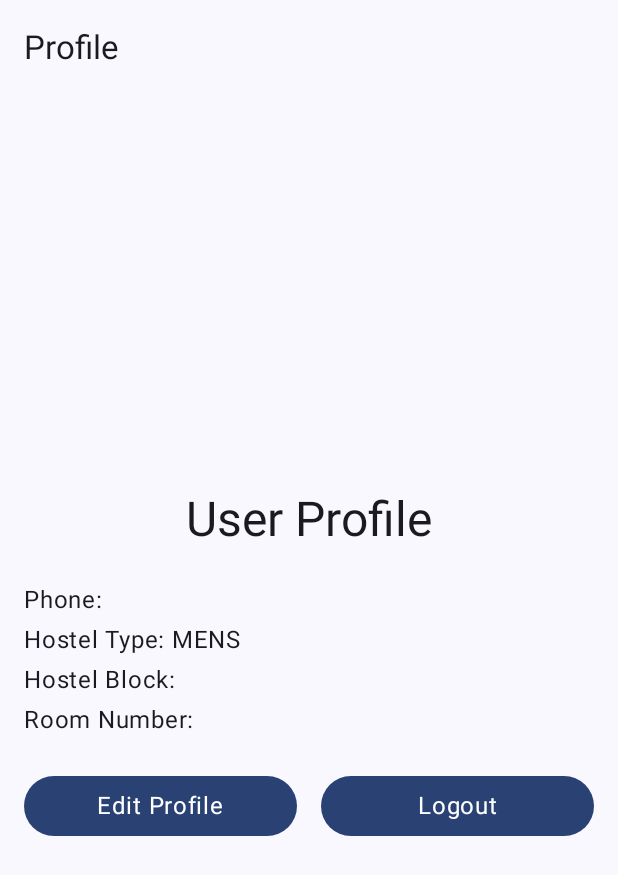
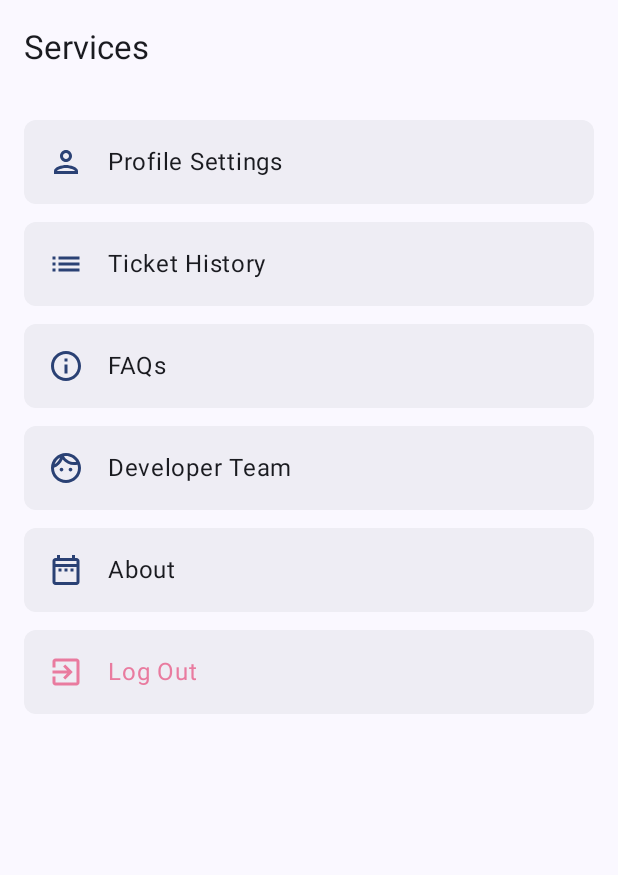
Before and after one commit to ISTE-VIT/RoomEase_App, an Android app built with Jetpack Compose: the composable ProfileScreen shown on its own in the app's theme, on a phone screen of 412 x 824 dp. Shown: the top 875 px of the screen. Run offline under Robolectric (Android 15) with nearby library versions, the phone set to English and light mode, and no system bars.

Commit message:
feat: possibly working profile page

```diff
--- a/app/src/main/java/com/example/roomease/ui/screens/home/HomeScreen.kt
+++ b/app/src/main/java/com/example/roomease/ui/screens/home/HomeScreen.kt
@@ -128,7 +128,7 @@ fun HomePage(name: String) {
         Column(
             modifier = Modifier
                 .fillMaxSize()
-                .padding(24.dp),
+                .padding(12.dp),
             horizontalAlignment = Alignment.CenterHorizontally,
             verticalArrangement = Arrangement.spacedBy(24.dp)
         ) {
@@ -144,11 +144,11 @@ fun HomePage(name: String) {
             )
             // Icons Grid: Two rows with two icons each.
             Column(
-                verticalArrangement = Arrangement.spacedBy(16.dp),
+                verticalArrangement = Arrangement.spacedBy(12.dp),
                 modifier = Modifier.fillMaxWidth()
             ) {
                 Row(
-                    horizontalArrangement = Arrangement.spacedBy(16.dp),
+                    horizontalArrangement = Arrangement.spacedBy(12.dp),
                     modifier = Modifier
                         .fillMaxWidth()
                 ) {
@@ -172,7 +172,7 @@ fun HomePage(name: String) {
                     )
                 }
                 Row(
-                    horizontalArrangement = Arrangement.spacedBy(16.dp),
+                    horizontalArrangement = Arrangement.spacedBy(12.dp),
                     modifier = Modifier
                         .fillMaxWidth()
                 ) {
--- a/app/src/main/java/com/example/roomease/ui/screens/home/ProfileScreen.kt
+++ b/app/src/main/java/com/example/roomease/ui/screens/home/ProfileScreen.kt
@@ -1,5 +1,8 @@
 package com.example.roomease.ui.screens.home
 
+import androidx.compose.foundation.background
+import androidx.compose.foundation.border
+import androidx.compose.foundation.clickable
 import androidx.compose.foundation.layout.Arrangement
 import androidx.compose.foundation.layout.Column
 import androidx.compose.foundation.layout.Row
@@ -8,8 +11,22 @@ import androidx.compose.foundation.layout.fillMaxSize
 import androidx.compose.foundation.layout.fillMaxWidth
 import androidx.compose.foundation.layout.height
 import androidx.compose.foundation.layout.padding
+import androidx.compose.foundation.layout.size
+import androidx.compose.foundation.layout.width
+import androidx.compose.foundation.shape.RoundedCornerShape
+import androidx.compose.material.icons.Icons
+import androidx.compose.material.icons.automirrored.outlined.ExitToApp
+import androidx.compose.material.icons.automirrored.outlined.List
+import androidx.compose.material.icons.outlined.DateRange
+import androidx.compose.material.icons.outlined.ExitToApp
+import androidx.compose.material.icons.outlined.Face
+import androidx.compose.material.icons.outlined.Info
+import androidx.compose.material.icons.outlined.List
+import androidx.compose.material.icons.outlined.Person
 import androidx.compose.material3.Button
+import androidx.compose.material3.ButtonDefaults
 import androidx.compose.material3.ExperimentalMaterial3Api
+import androidx.compose.material3.Icon
 import androidx.compose.material3.MaterialTheme
 import androidx.compose.material3.Scaffold
 import androidx.compose.material3.Surface
@@ -18,6 +35,9 @@ import androidx.compose.material3.TopAppBar
 import androidx.compose.runtime.Composable
 import androidx.compose.ui.Alignment
 import androidx.compose.ui.Modifier
+import androidx.compose.ui.draw.clip
+import androidx.compose.ui.graphics.Color
+import androidx.compose.ui.graphics.vector.ImageVector
 import androidx.compose.ui.platform.LocalContext
 import androidx.compose.ui.unit.dp
 import com.example.roomease.ui.viewmodel.UserViewModel
@@ -43,7 +63,7 @@ fun ProfileScreen(
         Scaffold(
             topBar = {
                 TopAppBar(
-                    title = { Text("Profile", style = MaterialTheme.typography.titleLarge) }
+                    title = { Text("Services", style = MaterialTheme.typography.titleLarge) }
                 )
             }
         ) { padding ->
@@ -52,76 +72,106 @@ fun ProfileScreen(
                     .fillMaxSize()
                     .padding(padding)
                     .padding(16.dp),
-                verticalArrangement = Arrangement.Center,
+                verticalArrangement = Arrangement.spacedBy(12.dp),
                 horizontalAlignment = Alignment.CenterHorizontally
-            ) {
-                Text(
-                    text = "User Profile",
-                    style = MaterialTheme.typography.headlineLarge,
-                    color = MaterialTheme.colorScheme.onBackground
+
+            ) {/*
+                Button(
+                    modifier = Modifier.weight(1f)
+                        .fillMaxWidth(),
+                    onClick = onEditProfile,
+                    colors = ButtonDefaults.buttonColors(
+                        containerColor = MaterialTheme.colorScheme.surfaceVariant // Uses surface container color
+                    ),
+                    shape = RoundedCornerShape(8.dp) // Sets corner radius to 8dp
+                ) {
+                    Text(
+                        text = "Edit Profile",
+                        style = MaterialTheme.typography.bodyLarge,
+                        color = MaterialTheme.colorScheme.onSurfaceVariant
+                    )
+                }*/
+
+                ServiceItem(
+                    icon = Icons.Outlined.Person,
+                    label = "Profile Settings",
+                    onClick = onEditProfile
                 )
-                Spacer(modifier = Modifier.height(24.dp))
-                if (userDetails != null) {
-                    Column(
-                        modifier = Modifier.fillMaxWidth(),
-                        verticalArrangement = Arrangement.spacedBy(8.dp)
-                    ) {
-                        Text(
-                            text = "Phone: ${userDetails.phoneNumber}",
-                            style = MaterialTheme.typography.bodyLarge,
-                            color = MaterialTheme.colorScheme.onBackground
-                        )
-                        Text(
-                            text = "Hostel Type: ${userDetails.hostelType}",
-                            style = MaterialTheme.typography.bodyLarge,
-                            color = MaterialTheme.colorScheme.onBackground
-                        )
-                        Text(
-                            text = "Hostel Block: ${userDetails.hostelBlock}",
-                            style = MaterialTheme.typography.bodyLarge,
-                            color = MaterialTheme.colorScheme.onBackground
-                        )
-                        Text(
-                            text = "Room Number: ${userDetails.roomNumber}",
-                            style = MaterialTheme.typography.bodyLarge,
-                            color = MaterialTheme.colorScheme.onBackground
-                        )
-                    }
-                } else {
+                ServiceItem(
+                    icon = Icons.AutoMirrored.Outlined.List,
+                    label = "Ticket History",
+                    onClick = onEditProfile
+                )
+                ServiceItem(
+                    icon = Icons.Outlined.Info,
+                    label = "FAQs",
+                    onClick = onEditProfile
+                )
+                ServiceItem(
+                        icon = Icons.Outlined.Face,
+                label = "Developer Team",
+                onClick = onEditProfile
+                )
+                ServiceItem(
+                    icon = Icons.Outlined.DateRange,
+                    label = "About",
+                    onClick = onEditProfile
+                )
+                Row(
+                    modifier = Modifier
+                        .fillMaxWidth()
+                        .height(56.dp)
+                        .clickable(onClick = onLogout)
+                        .clip(RoundedCornerShape(8.dp))
+                        .background(color = MaterialTheme.colorScheme.surfaceContainer),
+                    verticalAlignment = Alignment.CenterVertically,
+                    horizontalArrangement = Arrangement.Start
+                ) {
+                    Spacer(modifier = Modifier.width(16.dp))
+                    Icon(
+                        imageVector = Icons.AutoMirrored.Outlined.ExitToApp,
+                        contentDescription = null,
+                        tint = Color(0xFFE97B9F),
+                        modifier = Modifier.size(24.dp)
+                    )
+                    Spacer(modifier = Modifier.width(16.dp))
                     Text(
-                        text = "No user details available.",
+                        text = "Log Out",
                         style = MaterialTheme.typography.bodyLarge,
-                        color = MaterialTheme.colorScheme.onBackground
+                        color = Color(0xFFE97B9F)
                     )
                 }
-                Spacer(modifier = Modifier.height(24.dp))
-                Row(
-                    modifier = Modifier.fillMaxWidth(),
-                    horizontalArrangement = Arrangement.spacedBy(16.dp)
-                ) {
-                    Button(
-                        modifier = Modifier.weight(1f),
-                        onClick = onEditProfile
-                    ) {
-                        Text(
-                            text = "Edit Profile",
-                            style = MaterialTheme.typography.bodyLarge
-                        )
-                    }
-                    Button(
-                        modifier = Modifier.weight(1f),
-                        onClick = {
-                            GoogleSignInUtils.logout(context)
-                            onLogout()
-                        }
-                    ) {
-                        Text(
-                            text = "Logout",
-                            style = MaterialTheme.typography.bodyLarge
-                        )
-                    }
-                }
+
             }
         }
     }
 }
+
+
+        @Composable
+        fun ServiceItem(icon: ImageVector, label: String, onClick: () -> Unit) {
+            Row(
+                modifier = Modifier
+                    .fillMaxWidth()
+                    .clickable(onClick = onClick)
+                    .height(56.dp)
+                    .clip(RoundedCornerShape(8.dp))
+                    .background(color = MaterialTheme.colorScheme.surfaceContainer),
+                verticalAlignment = Alignment.CenterVertically,
+                horizontalArrangement = Arrangement.Start
+            ) {
+                Spacer(modifier = Modifier.width(16.dp))
+                Icon(
+                    imageVector = icon,
+                    contentDescription = null,
+                    tint = MaterialTheme.colorScheme.primary,
+                    modifier = Modifier.size(24.dp)
+                )
+                Spacer(modifier = Modifier.width(16.dp))
+                Text(
+                    text = label,
+                    style = MaterialTheme.typography.bodyLarge,
+                    color = MaterialTheme.colorScheme.onBackground
+                )
+            }
+        }
--- a/app/src/main/java/com/example/roomease/ui/screens/home/TicketIcon.kt
+++ b/app/src/main/java/com/example/roomease/ui/screens/home/TicketIcon.kt
@@ -44,7 +44,7 @@ fun TicketIcon(
         Column(
             horizontalAlignment = Alignment.CenterHorizontally,
             //verticalArrangement = Arrangement.SpaceBetween,
-            modifier = Modifier.padding(16.dp)
+            modifier = Modifier.padding(12.dp)
         ) {
             Image(
                 painter = painterResource(id = imageId),
--- a/app/src/main/java/com/example/roomease/ui/screens/sign_in/Login2.kt
+++ b/app/src/main/java/com/example/roomease/ui/screens/sign_in/Login2.kt
@@ -91,7 +91,7 @@ fun Login2Screen(
                 painter = painterResource(id = R.drawable.logo),
                 contentDescription = "Logo",
                 modifier = Modifier
-                    .fillMaxWidth()
+                    .fillMaxWidth(0.7f)
                     .padding(16.dp)
             )
 
--- a/app/src/main/java/com/example/roomease/ui/screens/sign_in/SignInScreen.kt
+++ b/app/src/main/java/com/example/roomease/ui/screens/sign_in/SignInScreen.kt
@@ -72,7 +72,7 @@ fun SignInScreen(
             Image(
                 painter = painterResource(id = R.drawable.logo),
                 contentDescription = "RoomEase Logo",
-                modifier = Modifier.size(256.dp)
+                modifier = Modifier.size(200.dp)
             )
 
             Spacer(modifier = Modifier.padding(16.dp))
--- a/app/src/main/java/com/example/roomease/ui/screens/ticket/CreateTicketScreen.kt
+++ b/app/src/main/java/com/example/roomease/ui/screens/ticket/CreateTicketScreen.kt
@@ -97,7 +97,7 @@ fun CreateTicketScreen(
 
     Surface(
         modifier = Modifier.fillMaxSize(),
-        color = MaterialTheme.colorScheme.background
+        color = MaterialTheme.colorScheme.surfaceContainer
     ) {
         Scaffold(
             topBar = {
--- a/app/src/main/java/com/example/roomease/ui/screens/ticket/TicketScreen.kt
+++ b/app/src/main/java/com/example/roomease/ui/screens/ticket/TicketScreen.kt
@@ -30,7 +30,9 @@ import androidx.compose.runtime.livedata.observeAsState
 import androidx.compose.runtime.remember
 import androidx.compose.runtime.rememberCoroutineScope
 import androidx.compose.ui.Modifier
+import androidx.compose.ui.graphics.Color
 import androidx.compose.ui.platform.LocalContext
+import androidx.compose.ui.text.font.FontWeight
 import androidx.compose.ui.unit.dp
 import com.example.roomease.domain.model.ACDetails
 import com.example.roomease.domain.model.CleaningDetails
@@ -124,7 +126,7 @@ fun TicketItem(
             .fillMaxWidth()
             .padding(vertical = 8.dp),
         colors = CardDefaults.cardColors(
-            containerColor = MaterialTheme.colorScheme.surfaceVariant
+            containerColor = MaterialTheme.colorScheme.surfaceContainer
         ),
         shape = MaterialTheme.shapes.medium,
         elevation = CardDefaults.cardElevation(defaultElevation = 4.dp)
@@ -134,13 +136,16 @@ fun TicketItem(
             // Category as a small "header"
             Text(
                 text = "Category: ${ticket.category}",
-                style = MaterialTheme.typography.titleMedium
+                style = MaterialTheme.typography.titleMedium ,
+                fontWeight = FontWeight.Bold, // Makes the text bold
+                color = MaterialTheme.colorScheme.primary // Sets the text color
             )
 
             // Sub-header row (status, created, etc.)
             Text(
                 text = "Status: ${ticket.status}",
                 style = MaterialTheme.typography.bodyMedium,
+                color = if (ticket.status == TicketStatus.COMPLETED) Color(0xFF86BD90) else Color(0xFFE97B9F),
                 modifier = Modifier.padding(top = 4.dp)
             )
 
@@ -148,6 +153,7 @@ fun TicketItem(
             Text(
                 text = "Created At: ${formatEpochMillis(ticket.createdAt)}",
                 style = MaterialTheme.typography.labelSmall,
+                fontWeight = FontWeight.Light, // Makes the text bold
                 modifier = Modifier.padding(top = 2.dp)
             )
 
@@ -156,6 +162,7 @@ fun TicketItem(
                 Text(
                     text = "Completed At: ${formatEpochMillis(it)}",
                     style = MaterialTheme.typography.labelSmall,
+                    fontWeight = FontWeight.Light, // Makes the text bold
                     modifier = Modifier.padding(top = 2.dp)
                 )
             }
@@ -238,6 +245,8 @@ fun TicketItem(
             } else {
                 Text(
                     text = "Ticket Closed",
+                    fontWeight = FontWeight.Bold, // Makes the text bold
+                    color = MaterialTheme.colorScheme.primary, // Sets the text color
                     style = MaterialTheme.typography.bodyMedium,
                     modifier = Modifier.padding(top = 4.dp)
                 )
```
Also changed, not shown: app/src/main/res/drawable/ac.png, app/src/main/res/drawable/elec.png, app/src/main/res/drawable/logo.png, app/src/main/res/drawable/plum.png, 1 other file.
